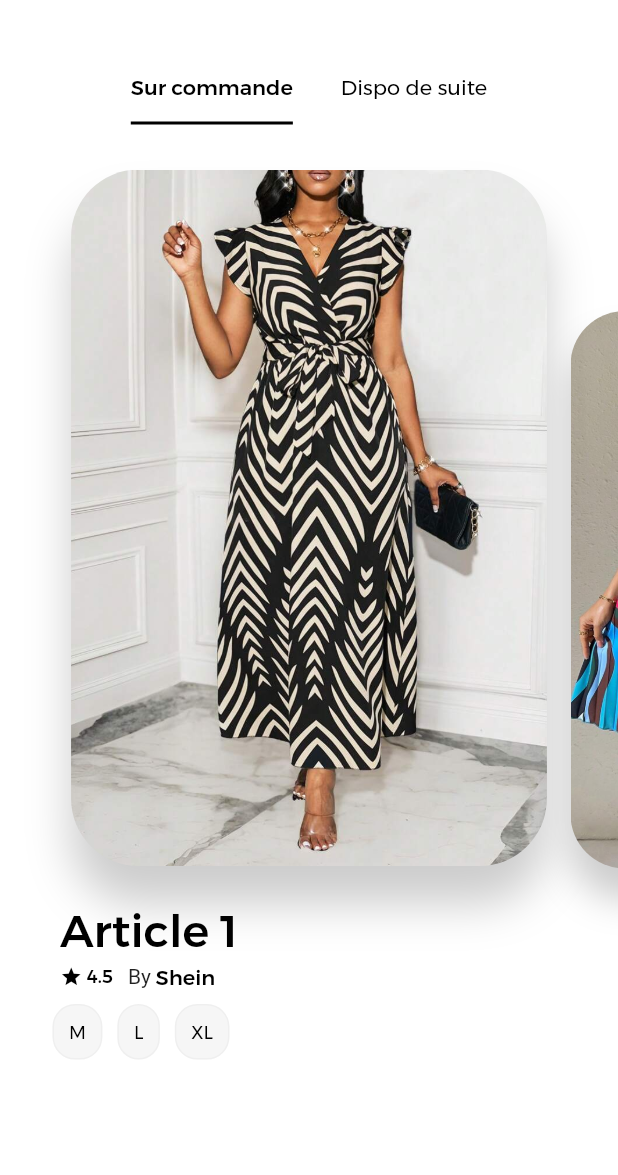
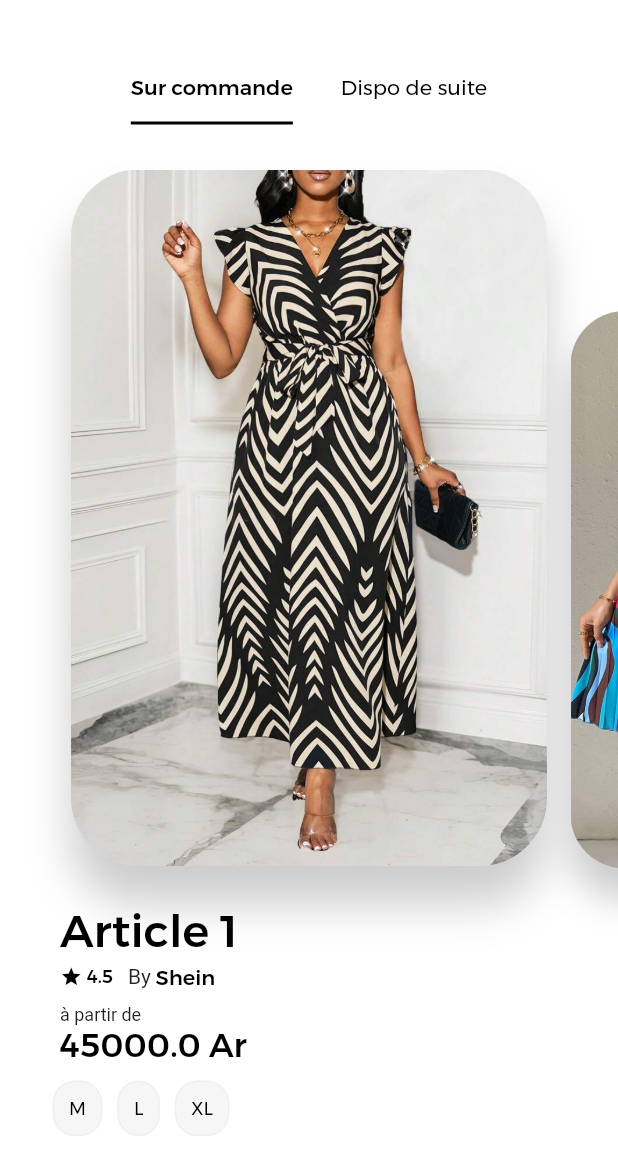
Before and after one commit to schorio/shein_mg, a Flutter app: the screen it shows after launch, on a phone screen of 412 x 824 dp. Shown: the top 1175 px of the screen. Run offline on Flutter 3.47's test engine with Material 2 defaults, Android fonts, the light colour scheme and no system bars; our stand-ins replace palette_generator; Roboto replaces fonts that are missing (MontSerrat_2, MontSerrat_3).

Commit message:
creation du widget qui affiche le prix sur le slider

```diff
--- a/shein_mg_app/lib/presentation/widget/card_slider_widget.dart
+++ b/shein_mg_app/lib/presentation/widget/card_slider_widget.dart
@@ -1,6 +1,7 @@
 import 'dart:ui' as ui;
 import 'package:flutter/material.dart';
 import 'package:shein_mg_app/domain/entities/article.dart';
+import 'package:shein_mg_app/presentation/widget/prix_art_widget.dart';
 import 'package:shein_mg_app/presentation/widget/taille_widget.dart';
 import 'package:shein_mg_app/presentation/widget/titre_art_widget.dart';
 
@@ -49,8 +50,8 @@ class _CardSliderWidgetState extends State<CardSliderWidget> {
     _articleCardPageController = PageController(viewportFraction: 0.77)
       ..addListener(_articleCardPagePercentListener);
 
-    _articleTitlePageController =
-        PageController()..addListener(_articleTitlePagePercentListener);
+    _articleTitlePageController = PageController()
+      ..addListener(_articleTitlePagePercentListener);
     super.initState();
   }
 
@@ -91,6 +92,8 @@ class _CardSliderWidgetState extends State<CardSliderWidget> {
               crossAxisAlignment: CrossAxisAlignment.start,
               children: [
                 TitreArtWidget(article: article, couleur: widget.color),
+                const SizedBox(height: 10),
+                PrixArtWidget(article: article, widget: widget),
                 const SizedBox(height: 10),
                 TailleWidget(article: article, couleur: widget.color),
               ],
@@ -143,11 +146,11 @@ class _CardSliderWidgetState extends State<CardSliderWidget> {
                   child: AnimatedContainer(
                     duration: const Duration(milliseconds: 300),
                     curve: Curves.easeInOut,
-                    transform:
-                        Matrix4.identity()..translate(
-                          isCurrentPage ? 0.0 : -20.0,
-                          isCurrentPage ? 0.0 : 60.0,
-                        ),
+                    transform: Matrix4.identity()
+                      ..translate(
+                        isCurrentPage ? 0.0 : -20.0,
+                        isCurrentPage ? 0.0 : 60.0,
+                      ),
                     decoration: BoxDecoration(
                       borderRadius: const BorderRadius.all(Radius.circular(45)),
                       boxShadow: [
--- /dev/null
+++ b/shein_mg_app/lib/presentation/widget/prix_art_widget.dart
@@ -0,0 +1,36 @@
+import 'package:flutter/material.dart';
+import 'package:shein_mg_app/domain/entities/article.dart';
+import 'package:shein_mg_app/presentation/widget/card_slider_widget.dart';
+
+class PrixArtWidget extends StatelessWidget {
+  const PrixArtWidget({
+    Key? key,
+    required this.article,
+    required this.widget,
+  }) : super(key: key);
+
+  final Article article;
+  final CardSliderWidget widget;
+
+  @override
+  Widget build(BuildContext context) {
+    return Padding(
+      padding: const EdgeInsets.symmetric(horizontal: 25),
+      child: Column(
+        crossAxisAlignment: CrossAxisAlignment.start,
+        children: [
+          const Text("à partir de",
+              style: TextStyle(
+                fontSize: 12,
+              )),
+          Text("${article.prixArt} Ar",
+              style: TextStyle(
+                fontSize: 22,
+                color: widget.color,
+                fontFamily: 'Montserrat_2',
+              )),
+        ],
+      ),
+    );
+  }
+}
```
